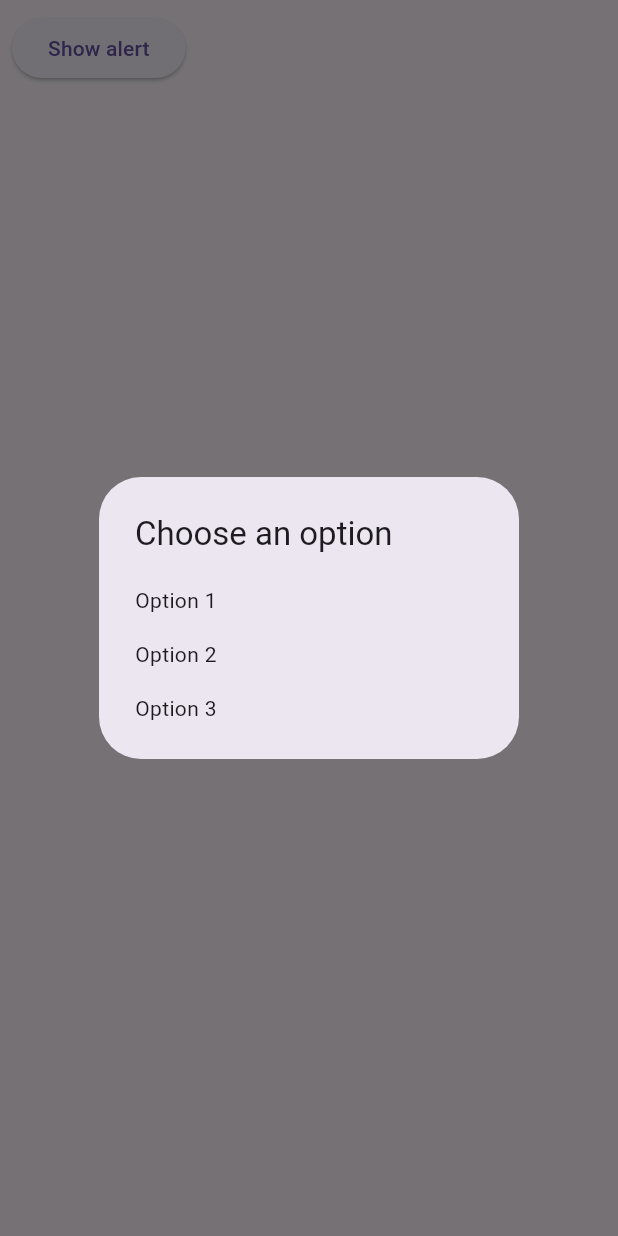
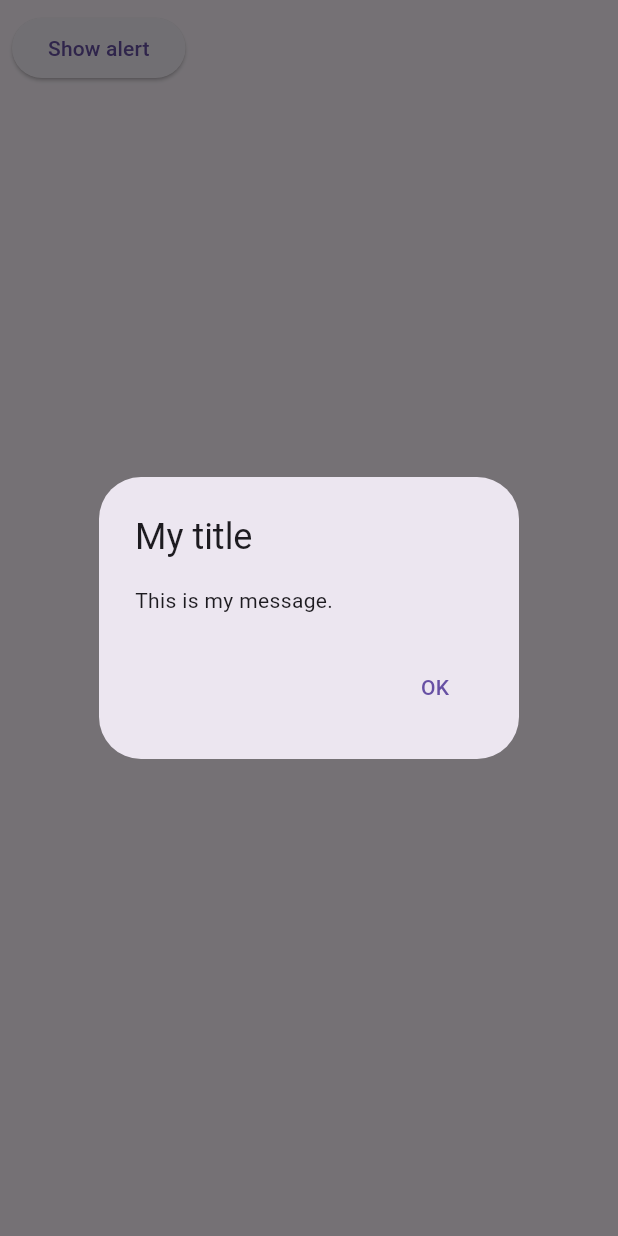
Before and after one commit to Farhanrezy70/flutter-fundamental-part1, a Flutter app: the screen it shows after launch, after a tap on "Show alert", on a phone screen of 412 x 824 dp. Run offline on Flutter 3.47's test engine with Material 3 defaults, Android fonts, the phone set to English and light mode, and no system bars.

```diff
--- a/lib/main.dart
+++ b/lib/main.dart
@@ -35,28 +35,20 @@ class MyLayout extends StatelessWidget {
 }
 
 showAlertDialog(BuildContext context) {
-  // set up the SimpleDialog
-  SimpleDialog dialog = SimpleDialog(
-    title: const Text('Choose an option'),
-    children: <Widget>[
-      SimpleDialogOption(
-        onPressed: () {
-          Navigator.pop(context);
-        },
-        child: const Text('Option 1'),
-      ),
-      SimpleDialogOption(
-        onPressed: () {
-          Navigator.pop(context);
-        },
-        child: const Text('Option 2'),
-      ),
-      SimpleDialogOption(
-        onPressed: () {
-          Navigator.pop(context);
-        },
-        child: const Text('Option 3'),
-      ),
+  // set up the button
+  Widget okButton = TextButton(
+    child: const Text("OK"),
+    onPressed: () {
+      Navigator.pop(context);
+    },
+  );
+
+  // set up the AlertDialog
+  AlertDialog alert = AlertDialog(
+    title: const Text("My title"),
+    content: const Text("This is my message."),
+    actions: [
+      okButton,
     ],
   );
 
@@ -64,7 +56,7 @@ showAlertDialog(BuildContext context) {
   showDialog(
     context: context,
     builder: (BuildContext context) {
-      return dialog;
+      return alert;
     },
   );
 }
```
